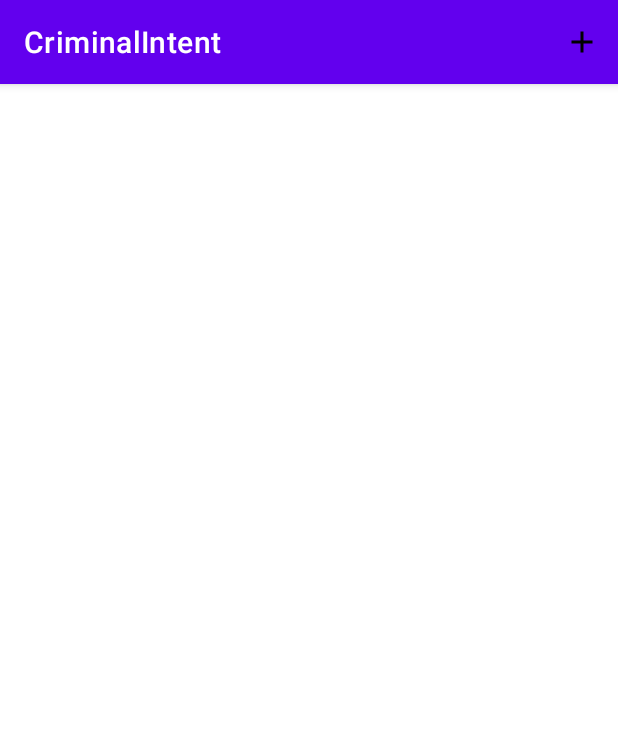
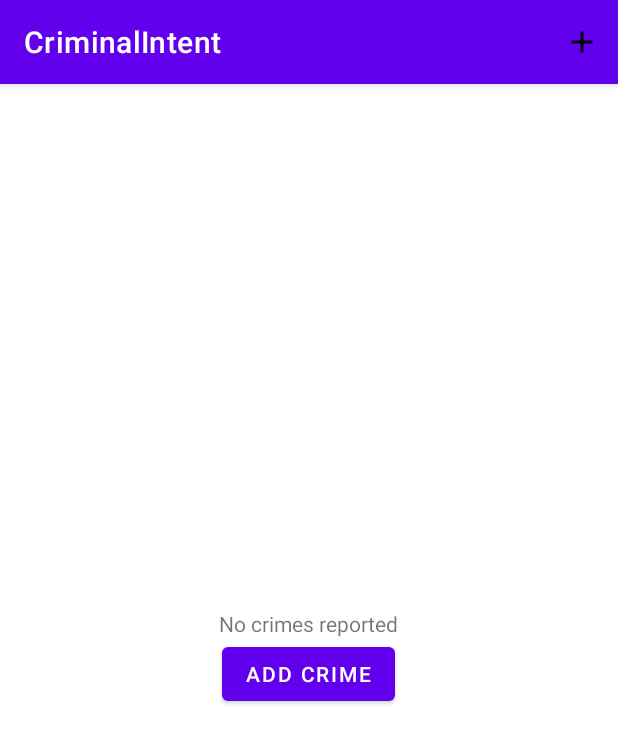
Before and after one commit to 1hella/Android-Kotlin-CriminalIntent, an Android app: the screen it shows after launch (MainActivity), on a phone screen of 412 x 824 dp. Shown: the top 743 px of the screen. Run offline under Robolectric (Android 15) with nearby library versions, the phone set to English and light mode, and no system bars; our stand-ins replace Room's generated code.

Commit message:
Chapter 15 challenge 1 - no crimes placeholder

```diff
--- a/app/src/main/java/com/wanhella/criminalintent/CrimeListFragment.kt
+++ b/app/src/main/java/com/wanhella/criminalintent/CrimeListFragment.kt
@@ -51,10 +51,20 @@ class CrimeListFragment : Fragment() {
         viewLifecycleOwner.lifecycleScope.launch {
             viewLifecycleOwner.repeatOnLifecycle(Lifecycle.State.STARTED) {
                 crimeListViewModel.crimes.collect { crimes ->
-                    binding.crimeRecyclerView.adapter = CrimeListAdapter(crimes) { crimeId ->
-                        findNavController().navigate(
-                            CrimeListFragmentDirections.showCrimeDetail(crimeId)
-                        )
+                    if (crimes.isNotEmpty()) {
+                        binding.crimeRecyclerView.visibility = View.VISIBLE
+                        binding.noCrimesLayout.visibility = View.GONE
+                        binding.crimeRecyclerView.adapter = CrimeListAdapter(crimes) { crimeId ->
+                            findNavController().navigate(
+                                CrimeListFragmentDirections.showCrimeDetail(crimeId)
+                            )
+                        }
+                    } else {
+                        binding.crimeRecyclerView.visibility = View.GONE
+                        binding.noCrimesLayout.visibility = View.VISIBLE
+                        binding.addCrimeButton.setOnClickListener {
+                            showNewCrime()
+                        }
                     }
                 }
             }
--- a/app/src/main/res/layout/fragment_crime_list.xml
+++ b/app/src/main/res/layout/fragment_crime_list.xml
@@ -1,8 +1,30 @@
 <?xml version="1.0" encoding="utf-8"?>
-<androidx.recyclerview.widget.RecyclerView
+<LinearLayout
     xmlns:android="http://schemas.android.com/apk/res/android"
     xmlns:tools="http://schemas.android.com/tools"
-    android:id="@+id/crime_recycler_view"
     android:layout_width="match_parent"
     android:layout_height="match_parent"
+    android:orientation="vertical">
+    <androidx.recyclerview.widget.RecyclerView
+        android:id="@+id/crime_recycler_view"
+        android:layout_width="match_parent"
+        android:layout_height="match_parent"
     tools:listitem="@layout/list_item_crime"/>
+    <LinearLayout
+        android:id="@+id/no_crimes_layout"
+        android:layout_width="match_parent"
+        android:layout_height="match_parent"
+        android:orientation="vertical"
+        android:visibility="gone"
+        android:gravity="center">
+        <TextView
+            android:layout_width="wrap_content"
+            android:layout_height="wrap_content"
+            android:text="@string/no_crimes_textview"/>
+        <Button
+            android:id="@+id/add_crime_button"
+            android:layout_width="wrap_content"
+            android:layout_height="wrap_content"
+            android:text="@string/add_crime_button"/>
+    </LinearLayout>
+</LinearLayout>
--- a/app/src/main/res/values/strings.xml
+++ b/app/src/main/res/values/strings.xml
@@ -5,4 +5,6 @@
     <string name="crime_details_label">Details</string>
     <string name="crime_solved_label">Solved</string>
     <string name="new_crime">New Crime</string>
+    <string name="no_crimes_textview">No crimes reported</string>
+    <string name="add_crime_button">Add Crime</string>
 </resources>
```
